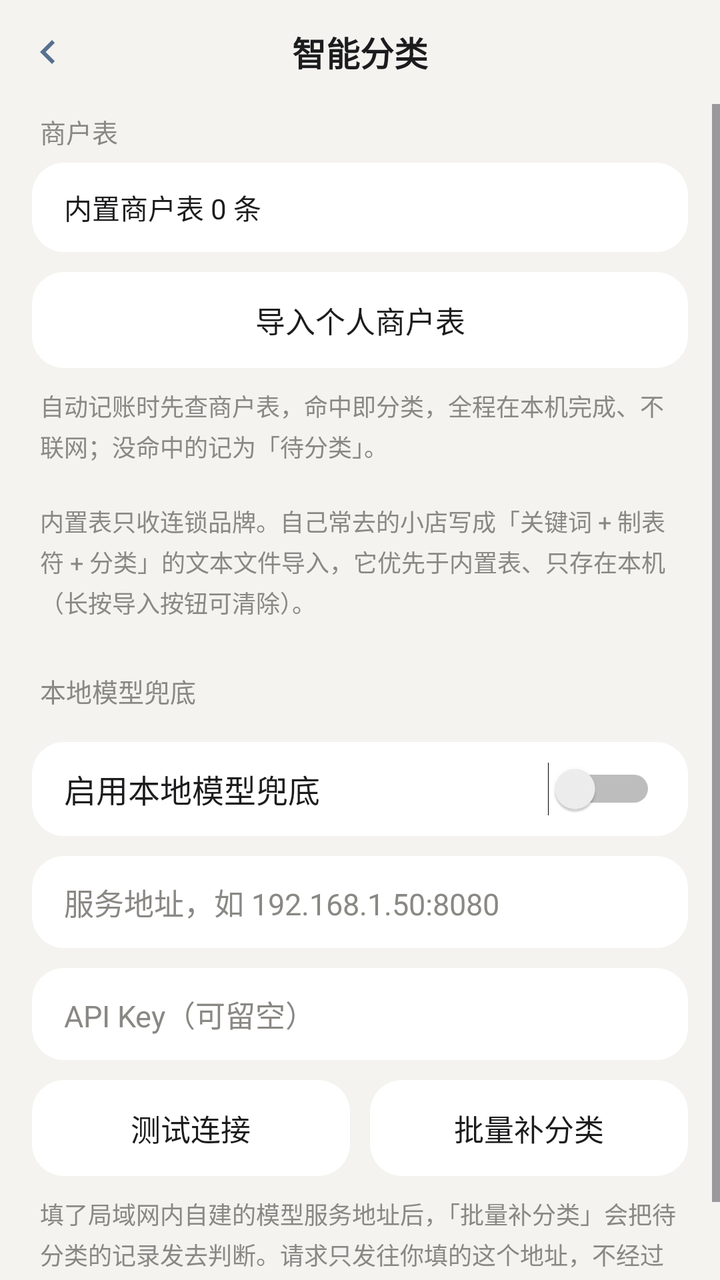
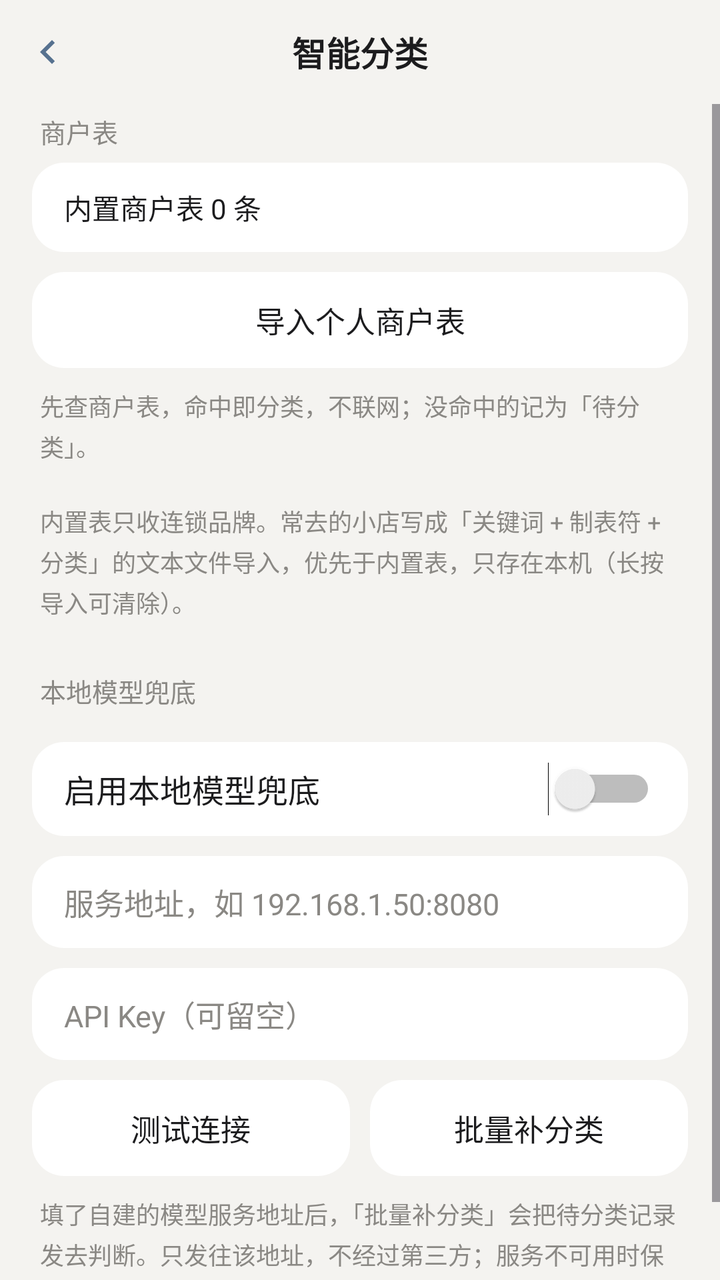

An Android layout rendered at two revisions. The XML below is the earlier revision; the diff shows what the commit changed to produce the second picture.
<!-- AndroidManifest.xml: application theme Theme.Jizhang -->
<!-- res/layout/activity_smart_category.xml -->
<?xml version="1.0" encoding="utf-8"?>
<LinearLayout xmlns:android="http://schemas.android.com/apk/res/android"
    xmlns:tools="http://schemas.android.com/tools"
    android:layout_width="match_parent"
    android:layout_height="match_parent"
    android:orientation="vertical"
    android:background="@color/appBg">

    
    <LinearLayout
        android:layout_width="match_parent"
        android:layout_height="52dp"
        android:orientation="horizontal"
        android:gravity="center_vertical">
        <ImageButton
            android:id="@+id/btnBack"
            android:layout_width="48dp"
            android:layout_height="48dp"
            android:src="@drawable/ic_chevron_left"
            android:background="?attr/selectableItemBackgroundBorderless"
            android:contentDescription="返回" />
        <TextView
            android:layout_width="0dp"
            android:layout_height="wrap_content"
            android:layout_weight="1"
            android:gravity="center"
            android:text="智能分类"
            android:textColor="@color/textPrimary"
            android:textSize="17sp"
            android:textStyle="bold" />
        <View
            android:layout_width="48dp"
            android:layout_height="1dp" />
    </LinearLayout>

    <ScrollView
        android:layout_width="match_parent"
        android:layout_height="0dp"
        android:layout_weight="1"
        android:clipToPadding="false"
        android:paddingBottom="24dp">

        <LinearLayout
            android:layout_width="match_parent"
            android:layout_height="wrap_content"
            android:orientation="vertical"
            android:paddingHorizontal="16dp">

            <TextView
                android:layout_width="wrap_content"
                android:layout_height="wrap_content"
                android:layout_marginTop="4dp"
                android:layout_marginBottom="6dp"
                android:layout_marginHorizontal="4dp"
                android:text="商户表"
                android:textColor="@color/textSecondary"
                android:textSize="13sp" />

            <TextView
                android:id="@+id/tvRulesInfo"
                android:layout_width="match_parent"
                android:layout_height="wrap_content"
                android:background="@drawable/bg_card"
                android:paddingHorizontal="16dp"
                android:paddingVertical="12dp"
                android:textColor="@color/textPrimary"
                android:textSize="14sp"
                android:text="内置商户表 0 条" />

            <TextView
                android:id="@+id/btnMerchantImport"
                android:layout_width="match_parent"
                android:layout_height="wrap_content"
                android:layout_marginTop="10dp"
                android:background="@drawable/bg_card"
                android:gravity="center"
                android:paddingVertical="13dp"
                android:text="导入个人商户表"
                android:textColor="@color/textPrimary"
                android:textSize="15sp" />

            <TextView
                android:layout_width="match_parent"
                android:layout_height="wrap_content"
                android:layout_marginTop="10dp"
                android:layout_marginHorizontal="4dp"
                android:textColor="@color/textSecondary"
                android:textSize="12sp"
                android:lineSpacingExtra="3dp"
                android:text="自动记账时先查商户表，命中即分类，全程在本机完成、不联网；没命中的记为「待分类」。\n\n内置表只收连锁品牌。自己常去的小店写成「关键词 + 制表符 + 分类」的文本文件导入，它优先于内置表、只存在本机（长按导入按钮可清除）。" />

            <TextView
                android:layout_width="wrap_content"
                android:layout_height="wrap_content"
                android:layout_marginTop="26dp"
                android:layout_marginBottom="6dp"
                android:layout_marginHorizontal="4dp"
                android:text="本地模型兜底"
                android:textColor="@color/textSecondary"
                android:textSize="13sp" />

            <LinearLayout
                android:layout_width="match_parent"
                android:layout_height="wrap_content"
                android:orientation="horizontal"
                android:gravity="center_vertical"
                android:background="@drawable/bg_card"
                android:paddingHorizontal="16dp"
                android:paddingVertical="10dp"
                android:layout_marginTop="10dp">
                <TextView
                    android:layout_width="0dp"
                    android:layout_height="wrap_content"
                    android:layout_weight="1"
                    android:text="启用本地模型兜底"
                    android:textColor="@color/textPrimary"
                    android:textSize="16sp" />
                <Switch
                    android:id="@+id/swLlm"
                    android:layout_width="wrap_content"
                    android:layout_height="wrap_content" />
            </LinearLayout>

            <EditText
                android:id="@+id/etLlmHost"
                android:layout_width="match_parent"
                android:layout_height="wrap_content"
                android:layout_marginTop="10dp"
                android:background="@drawable/bg_card"
                android:paddingHorizontal="16dp"
                android:paddingVertical="12dp"
                android:hint="服务地址，如 192.168.1.50:8080"
                android:inputType="textUri"
                android:singleLine="true"
                android:textColor="@color/textPrimary"
                android:textColorHint="@color/textSecondary"
                android:textSize="15sp" />

            <EditText
                android:id="@+id/etLlmKey"
                android:layout_width="match_parent"
                android:layout_height="wrap_content"
                android:layout_marginTop="10dp"
                android:background="@drawable/bg_card"
                android:paddingHorizontal="16dp"
                android:paddingVertical="12dp"
                android:hint="API Key（可留空）"
                android:inputType="textPassword"
                android:singleLine="true"
                android:textColor="@color/textPrimary"
                android:textColorHint="@color/textSecondary"
                android:textSize="15sp" />

            <LinearLayout
                android:layout_width="match_parent"
                android:layout_height="wrap_content"
                android:orientation="horizontal"
                android:layout_marginTop="10dp">
                <TextView
                    android:id="@+id/btnLlmTest"
                    android:layout_width="0dp"
                    android:layout_height="wrap_content"
                    android:layout_weight="1"
                    android:layout_marginEnd="5dp"
                    android:background="@drawable/bg_card"
                    android:gravity="center"
                    android:paddingVertical="13dp"
                    android:text="测试连接"
                    android:textColor="@color/textPrimary"
                    android:textSize="15sp" />
                <TextView
                    android:id="@+id/btnLlmFill"
                    android:layout_width="0dp"
                    android:layout_height="wrap_content"
                    android:layout_weight="1"
                    android:layout_marginStart="5dp"
                    android:background="@drawable/bg_card"
                    android:gravity="center"
                    android:paddingVertical="13dp"
                    android:text="批量补分类"
                    android:textColor="@color/textPrimary"
                    android:textSize="15sp" />
            </LinearLayout>

            <TextView
                android:layout_width="match_parent"
                android:layout_height="wrap_content"
                android:layout_marginTop="10dp"
                android:layout_marginHorizontal="4dp"
                android:textColor="@color/textSecondary"
                android:textSize="12sp"
                android:lineSpacingExtra="3dp"
                android:text="填了局域网内自建的模型服务地址后，「批量补分类」会把待分类的记录发去判断。请求只发往你填的这个地址，不经过第三方；服务不可用时记录保持「待分类」，不会写错。" />
        </LinearLayout>
    </ScrollView>
</LinearLayout>
<!-- resources referenced by this layout -->
<resources>
  <color name="appBg">#F4F3F0</color>
  <color name="textPrimary">#1C1C1E</color>
  <color name="textSecondary">#8A8884</color>
  <!-- drawable bg_card (drawable) -->
  <?xml version="1.0" encoding="utf-8"?>
  <shape xmlns:android="http://schemas.android.com/apk/res/android"
      android:shape="rectangle">
      <solid android:color="@color/cardBg" />
      <corners android:radius="16dp" />
  </shape>
  <!-- drawable ic_chevron_left (drawable) -->
  <vector xmlns:android="http://schemas.android.com/apk/res/android"
      android:width="24dp" android:height="24dp"
      android:viewportWidth="24" android:viewportHeight="24"
      android:tint="@color/accent">
      <path android:fillColor="#000000"
          android:pathData="M15.41,7.41L14,6l-6,6 6,6 1.41,-1.41L10.83,12z" />
  </vector>
  <style name="Theme.Jizhang" parent="Theme.Material3.DayNight.NoActionBar">
          <item name="colorPrimary">@color/accent</item>
          <item name="colorOnPrimary">@color/onAccent</item>
          <item name="android:colorBackground">@color/appBg</item>
          <item name="android:windowBackground">@color/appBg</item>
          <item name="android:statusBarColor">@color/appBg</item>
          <item name="android:navigationBarColor">@color/appBg</item>
          <item name="android:windowLightStatusBar">true</item>
          <item name="android:windowAnimationStyle">@style/WindowFade</item>
      </style>
  <color name="cardBg">#FFFFFF</color>
  <color name="accent">#56718F</color>
  <color name="onAccent">#FFFFFF</color>
  <style name="WindowFade" parent="@android:style/Animation.Activity">
          <item name="android:activityOpenEnterAnimation">@anim/act_open_enter</item>
          <item name="android:activityOpenExitAnimation">@anim/act_open_exit</item>
          <item name="android:activityCloseEnterAnimation">@anim/act_close_enter</item>
          <item name="android:activityCloseExitAnimation">@anim/act_close_exit</item>
      </style>
</resources>

<!-- the commit's change to res/layout/activity_smart_category.xml (unified diff, before → after) -->
@@ -87,7 +87,7 @@
                 android:textColor="@color/textSecondary"
                 android:textSize="12sp"
                 android:lineSpacingExtra="3dp"
-                android:text="自动记账时先查商户表，命中即分类，全程在本机完成、不联网；没命中的记为「待分类」。\n\n内置表只收连锁品牌。自己常去的小店写成「关键词 + 制表符 + 分类」的文本文件导入，它优先于内置表、只存在本机（长按导入按钮可清除）。" />
+                android:text="先查商户表，命中即分类，不联网；没命中的记为「待分类」。\n\n内置表只收连锁品牌。常去的小店写成「关键词 + 制表符 + 分类」的文本文件导入，优先于内置表，只存在本机（长按导入可清除）。" />
 
             <TextView
                 android:layout_width="wrap_content"
@@ -190,7 +190,7 @@
                 android:textColor="@color/textSecondary"
                 android:textSize="12sp"
                 android:lineSpacingExtra="3dp"
-                android:text="填了局域网内自建的模型服务地址后，「批量补分类」会把待分类的记录发去判断。请求只发往你填的这个地址，不经过第三方；服务不可用时记录保持「待分类」，不会写错。" />
+                android:text="填了自建的模型服务地址后，「批量补分类」会把待分类记录发去判断。只发往该地址，不经过第三方；服务不可用时保持「待分类」，不会写错。" />
         </LinearLayout>
     </ScrollView>
 </LinearLayout>
